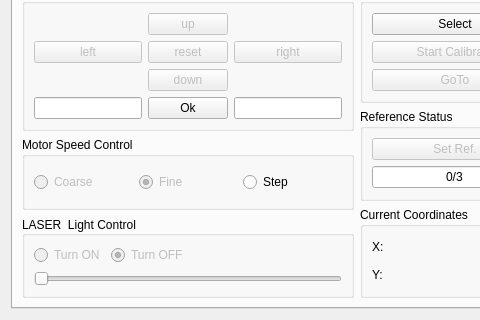
This is src/gui/OSPMainDialog.ui in SudhakarKuma/OSP-plugin as Qt 5 draws it before an edit; both pictures show x 0 to 480 and y 93 to 413 of the 572 by 413 pixel window. The edited form follows.
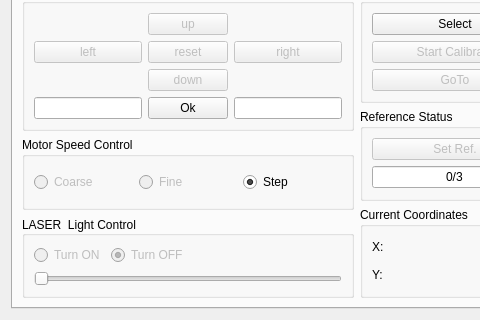
This is the edited form. Custom widgets are drawn as their Qt base class.

Patch:
```diff
--- a/src/gui/OSPMainDialog.ui
+++ b/src/gui/OSPMainDialog.ui
@@ -303,7 +303,7 @@
                <string>Fine</string>
               </property>
               <property name="checked">
-               <bool>true</bool>
+               <bool>false</bool>
               </property>
              </widget>
             </item>
@@ -315,6 +315,9 @@
               <property name="text">
                <string>Step</string>
               </property>
+              <property name="checked">
+               <bool>true</bool>
+              </property>
              </widget>
             </item>
            </layout>
```
